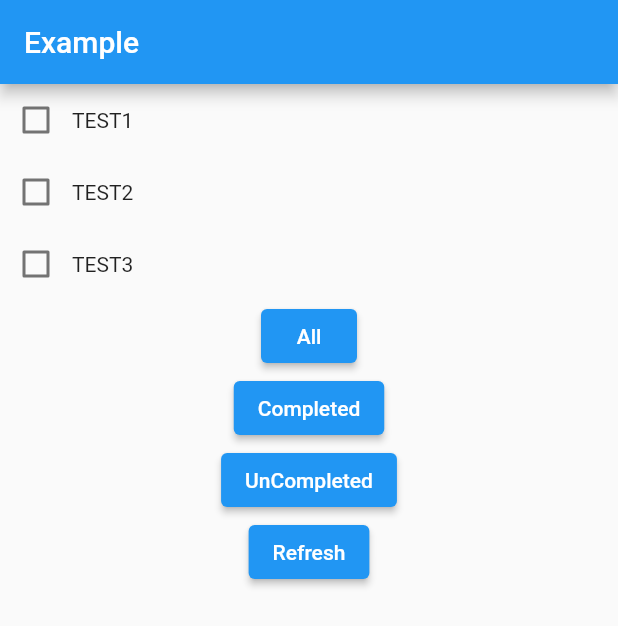
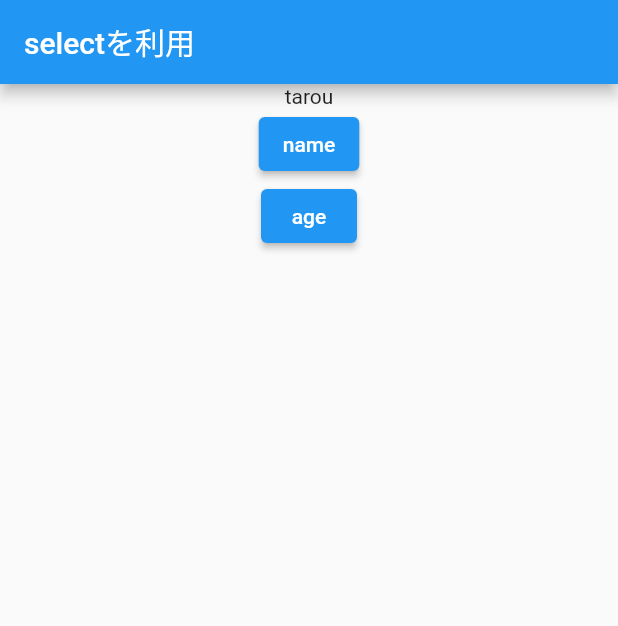
Before and after one commit to ito-a/flutter_practice, a Flutter app: the screen it shows after launch, on a phone screen of 412 x 824 dp. Shown: the top 626 px of the screen. Run offline on Flutter 3.47's test engine with Material 2 defaults, Android fonts, the phone set to English and light mode, and no system bars; our stand-ins replace flutter_riverpod, freezed_annotation.

Commit message:
今までの作品を整理

```diff
--- /dev/null
+++ b/lib/count.dart
@@ -0,0 +1,23 @@
+// テスト用のカウントアプリを作ってみた
+
+import 'package:flutter/material.dart';
+import 'package:flutter_riverpod/flutter_riverpod.dart';
+
+final countProvider = StateProvider((ref) => 0);
+
+class Count extends StatelessWidget {
+  const Count({Key? key}) : super(key: key);
+
+  @override
+  Widget build(BuildContext context) {
+    return MaterialApp(home: Consumer(builder: (context, ref, _) {
+      final counter = ref.watch(countProvider);
+      return ElevatedButton(
+        onPressed: () {
+          ref.read(countProvider.notifier).state++;
+        },
+        child: Text('$counter'),
+      );
+    }));
+  }
+}
--- a/lib/main.dart
+++ b/lib/main.dart
@@ -1,114 +1,12 @@
 import 'package:flutter/material.dart';
+import 'package:flutter_practice/select.dart';
 import 'package:flutter_riverpod/flutter_riverpod.dart';
+
+import 'count.dart';
+import 'todo.dart';
 
 final helloWorldProvider = Provider((_) => 'Hello World');
 
-// Todoリストを作ってみよう!
 void main() {
-  runApp(const ProviderScope(child: MyApp()));
+  runApp(const ProviderScope(child: Select()));
 }
-
-class Todo {
-  Todo({required this.description, required this.id, this.isCompleted = false});
-
-  String description;
-  String id;
-  bool isCompleted;
-}
-
-class TodoList extends StateNotifier<List<Todo>> {
-  TodoList([List<Todo>? initialTodos]) : super(initialTodos ?? []);
-
-  void toggle(String id) {
-    state = [
-      for (final todo in state)
-        if (todo.id == id)
-          Todo(
-            id: todo.id,
-            isCompleted: !todo.isCompleted,
-            description: todo.description,
-          )
-        else
-          todo,
-    ];
-  }
-}
-
-enum Filter {
-  all,
-  completed,
-  uncompleted,
-}
-
-final todoListProvider = StateNotifierProvider<TodoList, List<Todo>>((ref) {
-  return TodoList([
-    Todo(description: 'TEST1', id: '1'),
-    Todo(description: 'TEST2', id: '2'),
-    Todo(description: 'TEST3', id: '3')
-  ]);
-});
-final filterProvider = StateProvider((ref) => Filter.all);
-
-final filteredTodoListProvider = Provider<List<Todo>>((ref) {
-  final filter = ref.watch(filterProvider);
-  final todos = ref.watch(todoListProvider);
-  switch (filter) {
-    case Filter.all:
-      return todos;
-    case Filter.completed:
-      return todos.where((element) => element.isCompleted).toList();
-    case Filter.uncompleted:
-      return todos.where((element) => !element.isCompleted).toList();
-  }
-});
-
-class MyApp extends ConsumerWidget {
-  const MyApp({Key? key}) : super(key: key);
-
-  @override
-  Widget build(BuildContext context, WidgetRef ref) {
-    final filteredTodoList = ref.watch(filteredTodoListProvider);
-    return MaterialApp(
-      home: Scaffold(
-        appBar: AppBar(
-          title: const Text('Example'),
-        ),
-        body: Column(
-          children: [
-            ListView.builder(
-                shrinkWrap: true,
-                itemCount: filteredTodoList.length,
-                itemBuilder: (BuildContext context, int index) {
-                  return Row(
-                    children: [
-                      Checkbox(
-                        value: filteredTodoList[index].isCompleted,
-                        onChanged: (value) =>
-                            ref.read(todoListProvider.notifier).toggle(filteredTodoList[index].id),
-                      ),
-                      Text(filteredTodoList[index].description),
-                    ],
-                  );
-                }),
-            ElevatedButton(
-              onPressed: () => ref.read(filterProvider.notifier).state = Filter.all,
-              child: const Text('All'),
-            ),
-            ElevatedButton(
-              onPressed: () => ref.read(filterProvider.notifier).state = Filter.completed,
-              child: const Text('Completed'),
-            ),
-            ElevatedButton(
-              onPressed: () => ref.read(filterProvider.notifier).state = Filter.uncompleted,
-              child: const Text('UnCompleted'),
-            ),
-            ElevatedButton(
-              onPressed: () => ref.refresh(filterProvider),
-              child: const Text('Refresh'),
-            ),
-          ],
-        ),
-      ),
-    );
-  }
-}
--- /dev/null
+++ b/lib/select.dart
@@ -0,0 +1,55 @@
+import 'package:flutter/material.dart';
+import 'package:flutter/src/widgets/framework.dart';
+import 'package:flutter_riverpod/flutter_riverpod.dart';
+
+import 'model/user.dart';
+
+//selectを使ってみた
+final userProvider = StateNotifierProvider<UserNotifier, User>((ref) => UserNotifier());
+
+class UserNotifier extends StateNotifier<User> {
+  UserNotifier() : super(const User());
+
+  void changeName() {
+    state = state.copyWith(name: '花子');
+  }
+
+  void changeAge() {
+    state = state.copyWith(age: 10);
+  }
+}
+
+class Select extends ConsumerWidget {
+  const Select({Key? key}) : super(key: key);
+
+  @override
+  Widget build(BuildContext context, WidgetRef ref) {
+    String name = ref.watch(userProvider.select((user) => user.name));
+    return MaterialApp(
+      home: Scaffold(
+        appBar: AppBar(
+          title: const Text('selectを利用'),
+        ),
+        body: Center(
+          child: Column(
+            children: [
+              Text(name),
+              ElevatedButton(
+                onPressed: () {
+                  ref.read(userProvider.notifier).changeName();
+                },
+                child: const Text('name'),
+              ),
+              ElevatedButton(
+                onPressed: () {
+                  ref.read(userProvider.notifier).changeAge();
+                },
+                child: const Text('age'),
+              )
+            ],
+          ),
+        ),
+      ),
+    );
+  }
+}
```
Also changed, not shown: lib/provider.dart (deleted, +0 -56 lines), lib/todo.dart (added, +108 -0 lines), lib/model/user.dart (renamed from lib/user.dart), lib/model/user.freezed.dart (renamed from lib/user.freezed.dart), 1 other file.
